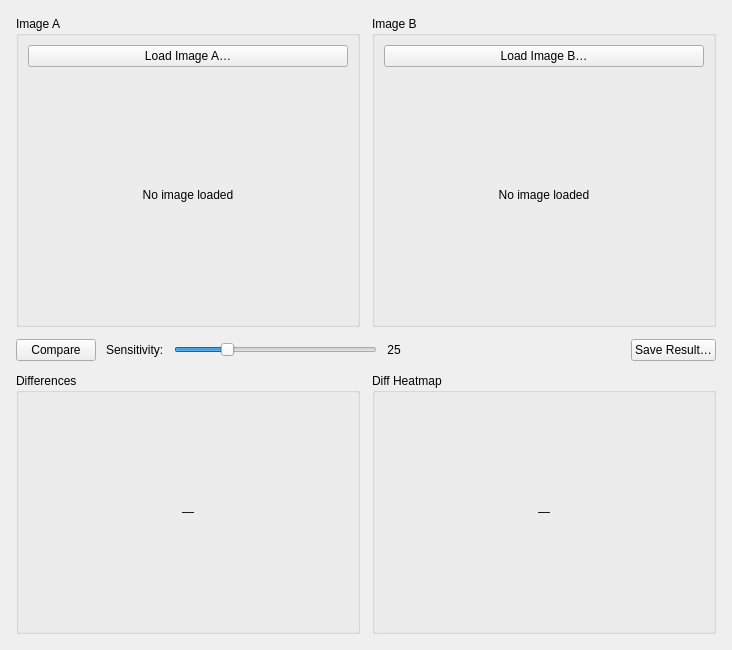
Qt form src/views/ui/image_comparison_widget.ui (joeescarcega8879/Light-Microscope) before a commit.
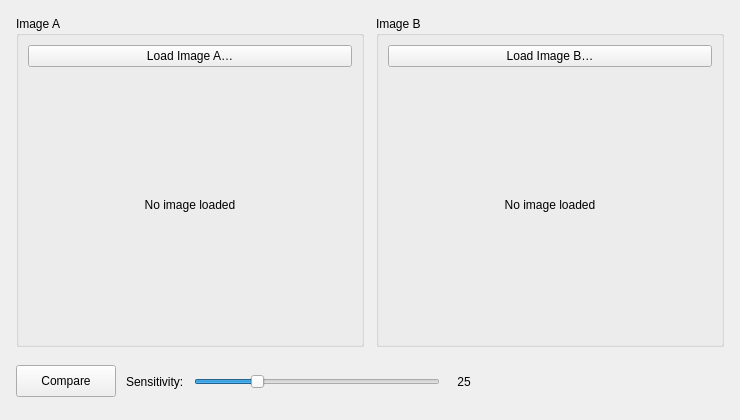
The same form after that commit.

Commit message: feat: Add YOLO utilities for dataset preparation and label management

Patch:
```diff
--- a/src/views/ui/image_comparison_widget.ui
+++ b/src/views/ui/image_comparison_widget.ui
@@ -2,6 +2,14 @@
 <ui version="4.0">
  <class>ImageComparisonWidget</class>
  <widget class="QWidget" name="ImageComparisonWidget">
+  <property name="geometry">
+   <rect>
+    <x>0</x>
+    <y>0</y>
+    <width>740</width>
+    <height>420</height>
+   </rect>
+  </property>
   <layout class="QVBoxLayout" name="mainLayout">
    <property name="spacing"><number>12</number></property>
    <property name="leftMargin"><number>16</number></property>
@@ -25,9 +33,21 @@
         </item>
         <item>
          <widget class="QLabel" name="lblImageA">
-          <property name="text"><string>No image loaded</string></property>
-          <property name="alignment"><set>Qt::AlignCenter</set></property>
-          <property name="minimumSize"><size><width>320</width><height>240</height></size></property>
+          <property name="minimumSize">
+           <size>
+            <width>320</width>
+            <height>260</height>
+           </size>
+          </property>
+          <property name="text">
+           <string>No image loaded</string>
+          </property>
+          <property name="scaledContents">
+           <bool>true</bool>
+          </property>
+          <property name="alignment">
+           <set>Qt::AlignmentFlag::AlignCenter</set>
+          </property>
          </widget>
         </item>
        </layout>
@@ -46,9 +66,21 @@
         </item>
         <item>
          <widget class="QLabel" name="lblImageB">
-          <property name="text"><string>No image loaded</string></property>
-          <property name="alignment"><set>Qt::AlignCenter</set></property>
-          <property name="minimumSize"><size><width>320</width><height>240</height></size></property>
+          <property name="minimumSize">
+           <size>
+            <width>320</width>
+            <height>260</height>
+           </size>
+          </property>
+          <property name="text">
+           <string>No image loaded</string>
+          </property>
+          <property name="scaledContents">
+           <bool>true</bool>
+          </property>
+          <property name="alignment">
+           <set>Qt::AlignmentFlag::AlignCenter</set>
+          </property>
          </widget>
         </item>
        </layout>
@@ -64,9 +96,15 @@
 
      <item>
       <widget class="QPushButton" name="btnCompare">
-       <property name="text"><string>Compare</string></property>
-       <property name="minimumHeight"><number>36</number></property>
-       <property name="minimumWidth"><number>120</number></property>
+       <property name="minimumSize">
+        <size>
+         <width>100</width>
+         <height>32</height>
+        </size>
+       </property>
+       <property name="text">
+        <string>Compare</string>
+       </property>
       </widget>
      </item>
 
@@ -89,9 +127,18 @@
 
      <item>
       <widget class="QLabel" name="lblThresholdValue">
-       <property name="text"><string>25</string></property>
-       <property name="minimumWidth"><number>28</number></property>
-       <property name="alignment"><set>Qt::AlignCenter</set></property>
+       <property name="minimumSize">
+        <size>
+         <width>28</width>
+         <height>0</height>
+        </size>
+       </property>
+       <property name="text">
+        <string>25</string>
+       </property>
+       <property name="alignment">
+        <set>Qt::AlignmentFlag::AlignCenter</set>
+       </property>
       </widget>
      </item>
 
@@ -101,60 +148,8 @@
        <property name="sizeHint" stdset="0"><size><width>40</width><height>20</height></size></property>
       </spacer>
      </item>
-
-     <item>
-      <widget class="QLabel" name="lblStats">
-       <property name="text"><string></string></property>
-       <property name="alignment"><set>Qt::AlignRight|Qt::AlignVCenter</set></property>
-      </widget>
-     </item>
-
-     <item>
-      <widget class="QPushButton" name="btnSaveResult">
-       <property name="text"><string>Save Result…</string></property>
-      </widget>
-     </item>
-
     </layout>
    </item>
-
-   <item>
-    <layout class="QHBoxLayout" name="resultsLayout">
-     <property name="spacing"><number>12</number></property>
-
-     <item>
-      <widget class="QGroupBox" name="groupDiff">
-       <property name="title"><string>Differences</string></property>
-       <layout class="QVBoxLayout" name="layoutDiff">
-        <item>
-         <widget class="QLabel" name="lblDiff">
-          <property name="text"><string>—</string></property>
-          <property name="alignment"><set>Qt::AlignCenter</set></property>
-          <property name="minimumSize"><size><width>320</width><height>220</height></size></property>
-         </widget>
-        </item>
-       </layout>
-      </widget>
-     </item>
-
-     <item>
-      <widget class="QGroupBox" name="groupHeatmap">
-       <property name="title"><string>Diff Heatmap</string></property>
-       <layout class="QVBoxLayout" name="layoutHeatmap">
-        <item>
-         <widget class="QLabel" name="lblHeatmap">
-          <property name="text"><string>—</string></property>
-          <property name="alignment"><set>Qt::AlignCenter</set></property>
-          <property name="minimumSize"><size><width>320</width><height>220</height></size></property>
-         </widget>
-        </item>
-       </layout>
-      </widget>
-     </item>
-
-    </layout>
-   </item>
-
   </layout>
  </widget>
  <resources/>
```
Left out of the diff: 98 changed lines with no effect on the pictures. The commit also changes 20 other files.
